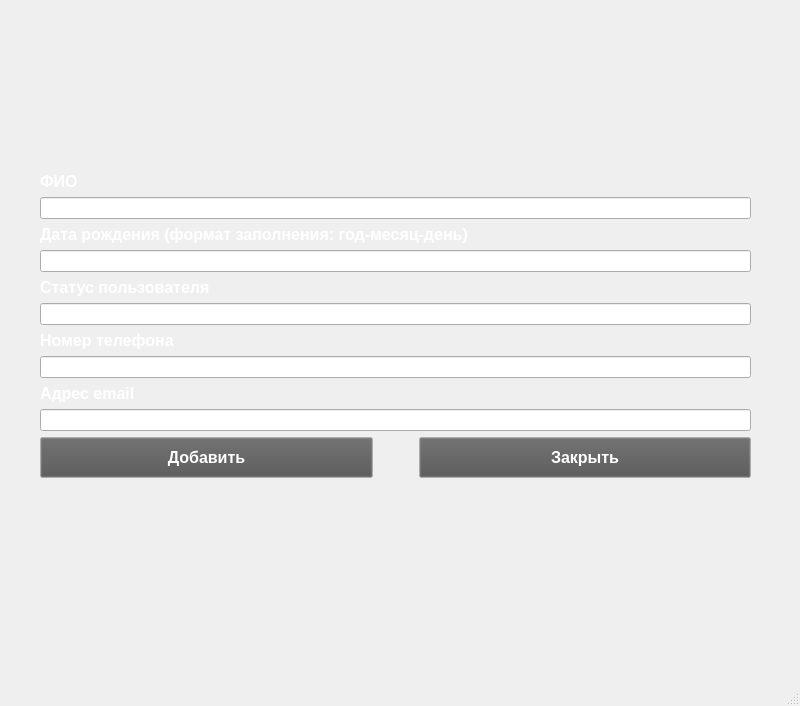
Above: usertableinsertwindow.ui from RocketBunny727/CarSharring before the change. Below: the same form after it.
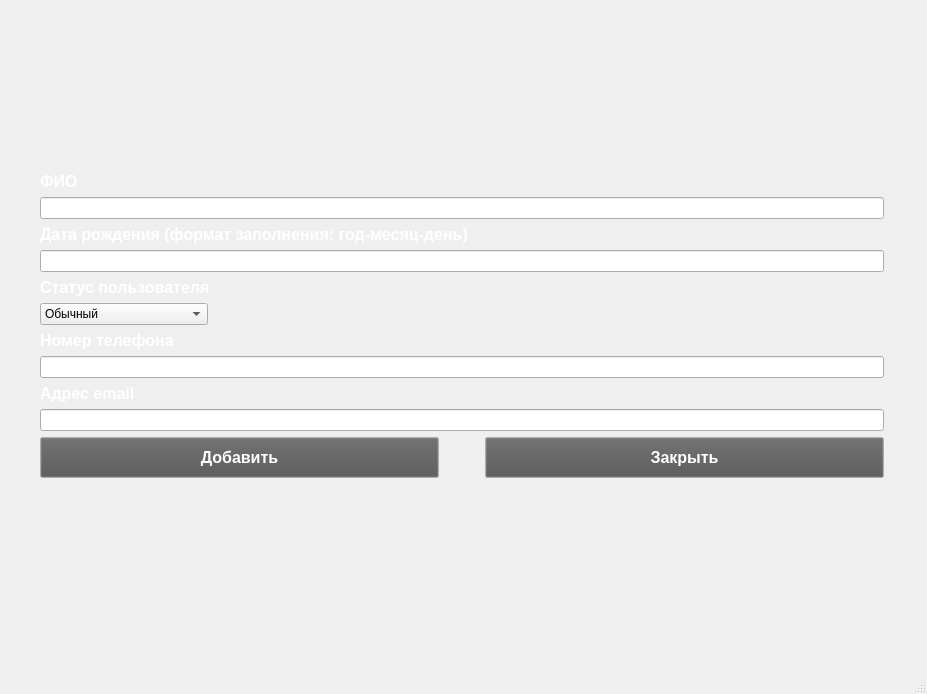
That is the form after the change.

The edit to the form file:
```diff
--- a/usertableinsertwindow.ui
+++ b/usertableinsertwindow.ui
@@ -6,8 +6,8 @@
    <rect>
     <x>0</x>
     <y>0</y>
-    <width>800</width>
-    <height>706</height>
+    <width>927</width>
+    <height>694</height>
    </rect>
   </property>
   <property name="windowTitle">
@@ -19,7 +19,7 @@
      <rect>
       <x>0</x>
       <y>0</y>
-      <width>791</width>
+      <width>924</width>
       <height>651</height>
      </rect>
     </property>
@@ -238,7 +238,35 @@
         </widget>
        </item>
        <item>
-        <widget class="QLineEdit" name="statusLineEdit"/>
+        <widget class="QComboBox" name="statusComboBox">
+         <property name="sizePolicy">
+          <sizepolicy hsizetype="Fixed" vsizetype="Fixed">
+           <horstretch>0</horstretch>
+           <verstretch>0</verstretch>
+          </sizepolicy>
+         </property>
+         <property name="minimumSize">
+          <size>
+           <width>168</width>
+           <height>0</height>
+          </size>
+         </property>
+         <item>
+          <property name="text">
+           <string>Обычный</string>
+          </property>
+         </item>
+         <item>
+          <property name="text">
+           <string>Премиум</string>
+          </property>
+         </item>
+         <item>
+          <property name="text">
+           <string>VIP-клиент</string>
+          </property>
+         </item>
+        </widget>
        </item>
        <item>
         <widget class="QLabel" name="phoneLabel">
```
Left out of the diff: 2 changed lines with no effect on the pictures.
